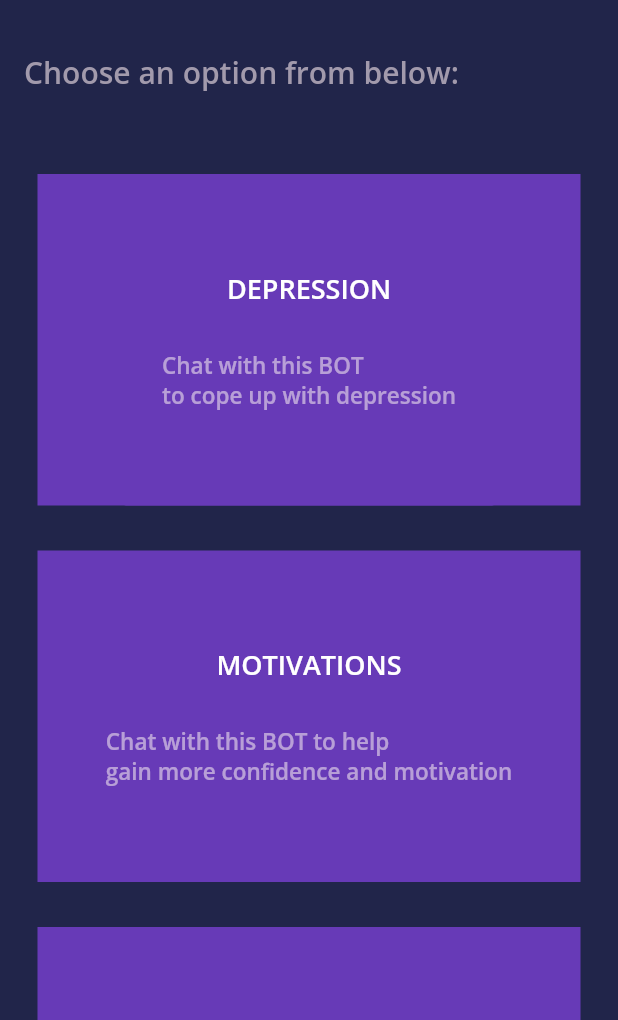
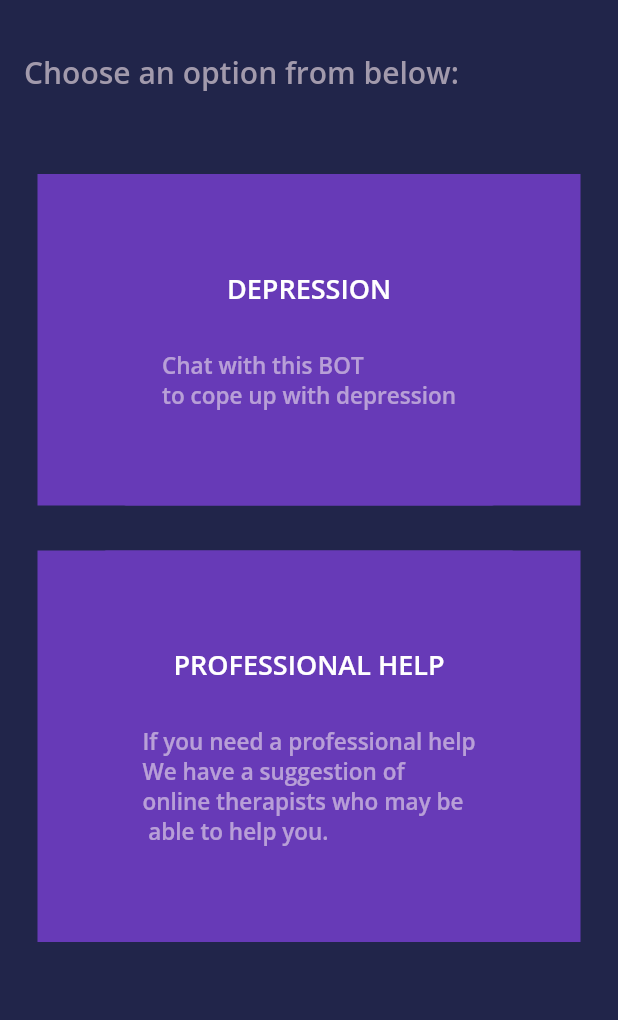
Before and after one commit to PranavKapoor28/O-DOC-Therapy-chatbot, a Flutter app: the screen it shows after launch, after a tap on "Start Conversation", on a phone screen of 412 x 824 dp, the part 216-1236 px from its top. Run offline on Flutter 3.47's test engine with Material 2 defaults, Android fonts, the phone set to English and light mode, and no system bars; our stand-ins replace bubble, google_fonts, simple_animations; missing offline and left inert: flutter_dialogflow.

Commit message:
Added updates to the Bot

```diff
--- a/lib/HomePage.dart
+++ b/lib/HomePage.dart
@@ -122,55 +122,55 @@ class HomeState extends State<Home> {
             SizedBox(
               height: 30,
             ),
-            Container(
-              color: Colors.deepPurple,
-              margin: const EdgeInsets.only(left: 25.0, right: 25.0),
-              child: Center(
-                child: Column(
-                  mainAxisAlignment: MainAxisAlignment.center,
-                  children: [
-                    FlatButton(
-                      color: Colors.deepPurple,
-                      padding: EdgeInsets.only(left: 26, right: 26),
-                      child: Column(
-                        children: <Widget>[
-                          SizedBox(
-                            height: 64,
-                          ),
-                          Text(
-                              "MOTIVATIONS",
-                            style: GoogleFonts.openSans(
-                                textStyle: TextStyle(
-                                    color: Colors.white,
-                                    fontSize: 18,
-                                    fontWeight: FontWeight.w600)),
-                          ),
-                          SizedBox(
-                            height: 28,
-                          ),
-
-                          Text(
-                            "Chat with this BOT to help \ngain more confidence and motivation",
-                            style: GoogleFonts.openSans(
-                                textStyle: TextStyle(
-                                    color: Color(0x95F1E7EE),
-                                    fontSize: 15,
-                                    fontWeight: FontWeight.w600)),
-                          ),
-                          SizedBox(
-                            height: 64,
-                          ),
-                        ],
-                      ),
-
-                    ),
-                  ],
-                ),
-              ),
-            ),
-            SizedBox(
-              height: 30,
-            ),
+            // Container(
+            //   color: Colors.deepPurple,
+            //   margin: const EdgeInsets.only(left: 25.0, right: 25.0),
+            //   child: Center(
+            //     child: Column(
+            //       mainAxisAlignment: MainAxisAlignment.center,
+            //       children: [
+            //         FlatButton(
+            //           color: Colors.deepPurple,
+            //           padding: EdgeInsets.only(left: 26, right: 26),
+            //           child: Column(
+            //             children: <Widget>[
+            //               SizedBox(
+            //                 height: 64,
+            //               ),
+            //               Text(
+            //                   "MOTIVATIONS",
+            //                 style: GoogleFonts.openSans(
+            //                     textStyle: TextStyle(
+            //                         color: Colors.white,
+            //                         fontSize: 18,
+            //                         fontWeight: FontWeight.w600)),
+            //               ),
+            //               SizedBox(
+            //                 height: 28,
+            //               ),
+            //
+            //               Text(
+            //                 "Chat with this BOT to help \ngain more confidence and motivation",
+            //                 style: GoogleFonts.openSans(
+            //                     textStyle: TextStyle(
+            //                         color: Color(0x95F1E7EE),
+            //                         fontSize: 15,
+            //                         fontWeight: FontWeight.w600)),
+            //               ),
+            //               SizedBox(
+            //                 height: 64,
+            //               ),
+            //             ],
+            //           ),
+            //
+            //         ),
+            //       ],
+            //     ),
+            //   ),
+            // ),
+            // SizedBox(
+            //   height: 30,
+            // ),
             Container(
               color: Colors.deepPurple,
               margin: const EdgeInsets.only(left: 25.0, right: 25.0),
--- a/lib/main.dart
+++ b/lib/main.dart
@@ -20,7 +20,8 @@ class _LoginPageState extends State<LoginPage> {
     return Scaffold(
       resizeToAvoidBottomInset: false,
       backgroundColor: Color(0xff21254A),
-      body: Column(
+      body: SingleChildScrollView(
+      child:Column(
         crossAxisAlignment: CrossAxisAlignment.start,
         children: <Widget>[
           Container(
@@ -122,6 +123,7 @@ class _LoginPageState extends State<LoginPage> {
           )
         ],
       ),
+      )
     );
   }
 }
```
Also changed, not shown: assets/buddy-bot-287914-66a04ffd9e1d.json (deleted, +0 -12 lines), assets/o-doc-307716-03b15a6fbe69.json (added, +12 -0 lines), lib/Help.dart (+44 -40 lines).
